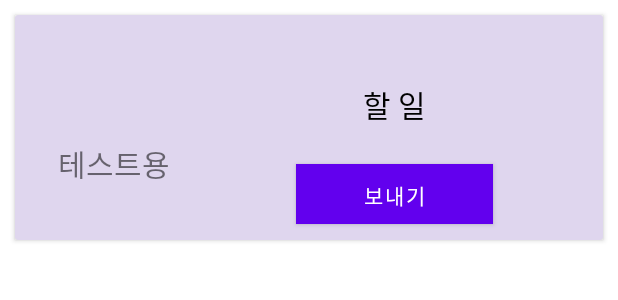
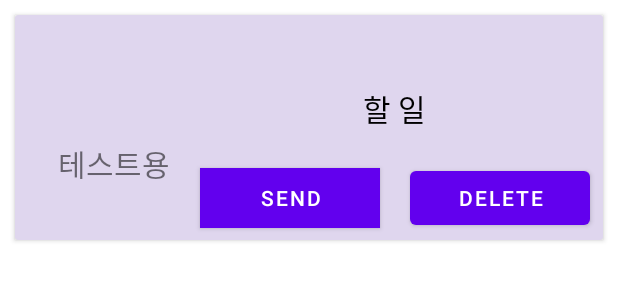
Before and after one commit to yeongi/TimerDoList, an Android app: the layout holder_view.xml on its own in the app's theme, with its tools: preview values and no code run, on a phone screen of 412 x 824 dp. Shown: the top 300 px of the screen. Run offline under Robolectric (Android 15) with nearby library versions, the phone set to English and light mode, and no system bars.

Commit message:
delete button implement

```diff
--- a/TimerList/app/src/main/java/com/example/timerlist/FragMain.java
+++ b/TimerList/app/src/main/java/com/example/timerlist/FragMain.java
@@ -54,6 +54,7 @@ public class FragMain extends Fragment implements SwipeRefreshLayout.OnRefreshLi
     Button resetButton;
     Button modeButton;
     Button saveButton;
+    Button deleteButton;
     Timer timer;
     TimerTask timerTask;
     Double time = 0.0;
@@ -73,8 +74,6 @@ public class FragMain extends Fragment implements SwipeRefreshLayout.OnRefreshLi
         //fragment의 context 가져 오기
         ct = rootview.getContext();
 
-        Doing.add(new List("임시",500,R.drawable.checkmark,2));
-
         //타이머 ID 설정
         timer = new Timer();
         timerText =  rootview.findViewById(R.id.timerTextView);
@@ -89,6 +88,9 @@ public class FragMain extends Fragment implements SwipeRefreshLayout.OnRefreshLi
         //저장버튼
         saveButton = rootview.findViewById(R.id.saveButton);
         saveButton.setOnClickListener(this::saveDoing);
+
+        //삭제버튼
+        deleteButton = rootview.findViewById(R.id.deleteButton);
 
         //리사이클러 ID 설정
         recyclerView =  rootview.findViewById(R.id.recycler_view);
--- a/TimerList/app/src/main/res/layout/holder_view.xml
+++ b/TimerList/app/src/main/res/layout/holder_view.xml
@@ -46,7 +46,7 @@
             <TextView
                 android:id="@+id/doText"
                 android:layout_width="263dp"
-                android:layout_height="11dp"
+                android:layout_height="120sp"
                 android:layout_marginTop="40sp"
                 android:layout_weight="1"
                 android:gravity="center"
@@ -55,17 +55,33 @@
                 android:textColor="#000000"
                 android:textSize="20sp" />
 
+            <LinearLayout
+                android:layout_width="match_parent"
+                android:layout_height="150sp"
+                android:layout_weight="1"
+                android:orientation="horizontal">
+
                 <Button
                     android:id="@+id/SendButton"
-                android:layout_width="131dp"
-                android:layout_height="11dp"
+                    android:layout_width="40sp"
+                    android:layout_height="40sp"
                     android:layout_gravity="center"
                     android:layout_margin="20sp"
                     android:layout_weight="1"
                     android:background="#BA5252"
                     android:backgroundTint="#A93B3B"
                     android:minWidth="30dp"
-                android:text="보내기" />
+                    android:text="Send" />
+
+                <Button
+                    android:id="@+id/deleteButton"
+                    android:layout_width="40sp"
+                    android:layout_height="wrap_content"
+                    android:layout_gravity="center"
+                    android:layout_marginRight="20sp"
+                    android:layout_weight="1"
+                    android:text="Delete" />
+            </LinearLayout>
 
         </LinearLayout>
 
--- a/TimerList/app/src/main/res/values/strings.xml
+++ b/TimerList/app/src/main/res/values/strings.xml
@@ -1,5 +1,5 @@
 <resources>
     <string name="app_name">TimerList</string>
     <!-- TODO: Remove or change this placeholder text -->
-    <string name="hello_blank_fragment">Hello blank fragment</string>
+    <string name="hello_blank_fragment">구현예정</string>
 </resources>
```
Also changed, not shown: TimerList/app/src/main/java/com/example/timerlist/MyRecyclerViewAdapter.java (+24 -0 lines). Lines whose indentation alone changed are shown as unchanged.
